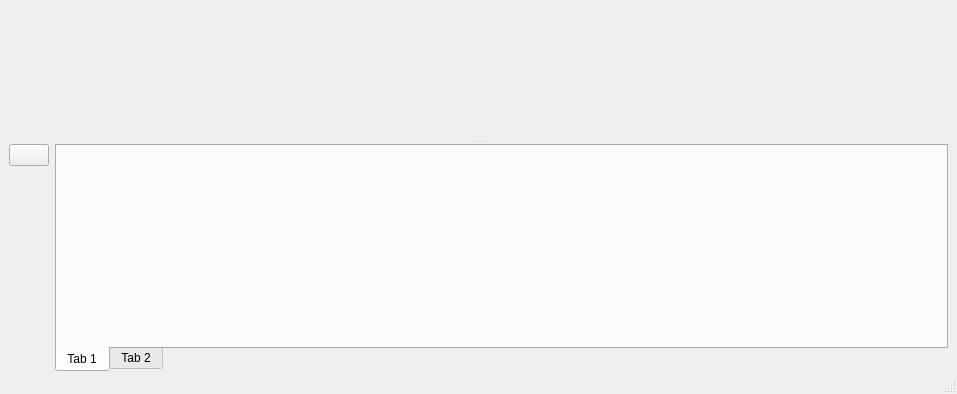
This is ui/main_win.ui in IPavlak/time_series_simulator as Qt 5 draws it before an edit; both pictures show x 0 to 957 and y 384 to 778 of the 957 by 778 pixel window. The edited form follows.
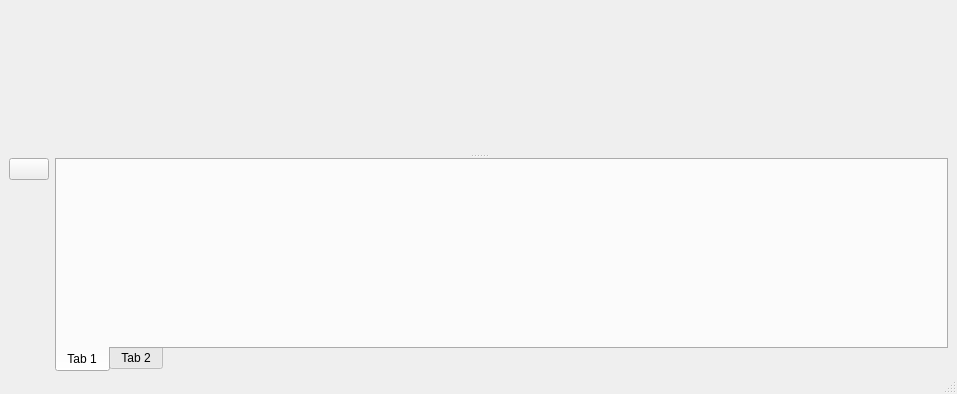
This is the edited form. Icons and pictures are not drawn.

Commit message: Add data visualization to UI

The edit to the form file:
```diff
--- a/ui/main_win.ui
+++ b/ui/main_win.ui
@@ -29,7 +29,7 @@
       <property name="orientation">
        <enum>Qt::Vertical</enum>
       </property>
-      <widget class="QWidget" name="dataHlay" native="true">
+      <widget class="QWidget" name="dataVlay" native="true">
        <property name="sizePolicy">
         <sizepolicy hsizetype="Preferred" vsizetype="Expanding">
          <horstretch>0</horstretch>
@@ -139,7 +139,13 @@
          </layout>
         </item>
         <item>
-         <widget class="QWidget" name="dataVis" native="true"/>
+         <widget class="QWidget" name="dataVis" native="true">
+          <layout class="QVBoxLayout" name="verticalLayout_4">
+           <item>
+            <layout class="QHBoxLayout" name="dataHlay"/>
+           </item>
+          </layout>
+         </widget>
         </item>
        </layout>
       </widget>
@@ -147,7 +153,7 @@
        <property name="sizePolicy">
         <sizepolicy hsizetype="Preferred" vsizetype="Preferred">
          <horstretch>0</horstretch>
-         <verstretch>2</verstretch>
+         <verstretch>3</verstretch>
         </sizepolicy>
        </property>
        <layout class="QHBoxLayout" name="horizontalLayout_2">
```
The commit also changes 2 other files.
